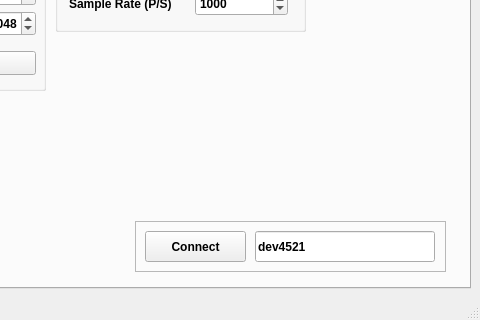
Old version of the form scanning_magnetometer.ui in the repository WarwickEPR/ScanningMagnetometry; both pictures show x 376 to 856 and y 163 to 483 of the 856 by 483 pixel window.
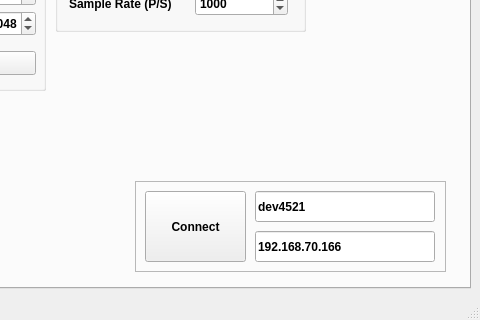
New version of the form. The open tabs and pages were chosen to show the change.

Commit message: device ip now user inputed

Patch:
```diff
--- a/scanning_magnetometer.ui
+++ b/scanning_magnetometer.ui
@@ -1449,9 +1449,9 @@
         <property name="geometry">
          <rect>
           <x>500</x>
-          <y>330</y>
+          <y>290</y>
           <width>311</width>
-          <height>51</height>
+          <height>91</height>
          </rect>
         </property>
         <property name="frameShape">
@@ -1482,13 +1482,29 @@
            <x>10</x>
            <y>10</y>
            <width>101</width>
-           <height>31</height>
+           <height>71</height>
           </rect>
          </property>
          <property name="text">
           <string>Connect</string>
          </property>
         </widget>
+        <widget class="QLineEdit" name="LIAIPBox">
+         <property name="geometry">
+          <rect>
+           <x>120</x>
+           <y>50</y>
+           <width>180</width>
+           <height>31</height>
+          </rect>
+         </property>
+         <property name="text">
+          <string>192.168.70.166</string>
+         </property>
+         <property name="placeholderText">
+          <string>Lock-In Amplifier Name</string>
+         </property>
+        </widget>
        </widget>
        <widget class="QGroupBox" name="groupBox_4">
         <property name="geometry">
```
Left out of the diff: 4 changed lines with no effect on the pictures. The commit also changes 2 other files.
